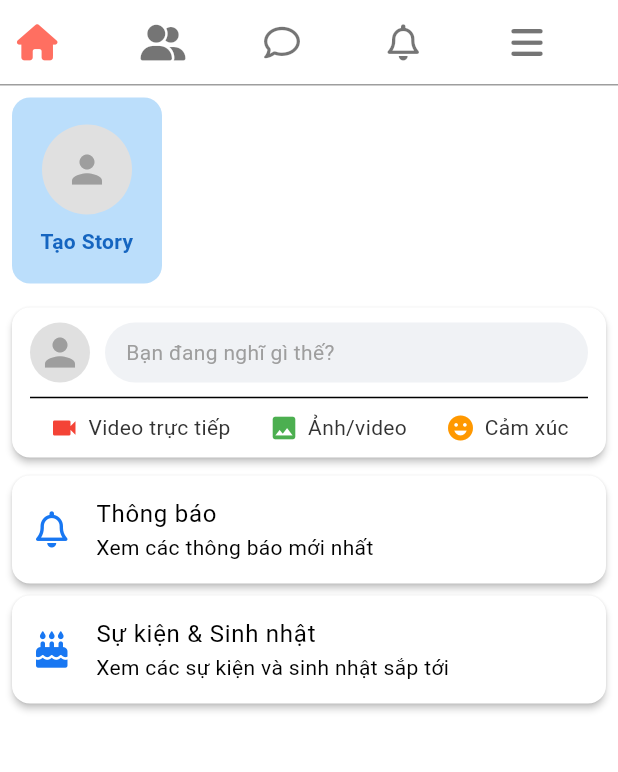
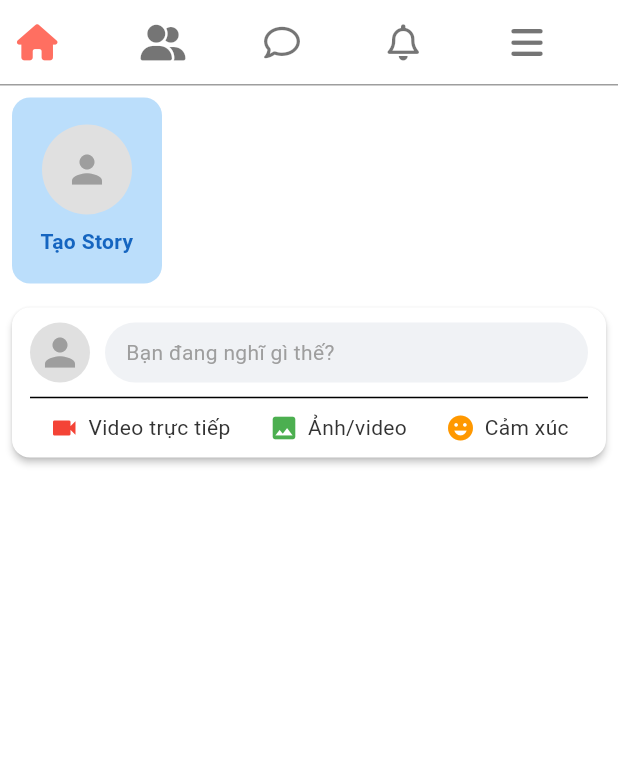
Before and after one commit to trantranloc/flutter-facebook-clone, a Flutter app: the AdminDashboardScreen screen opened by its route, after a tap on "Tổng người dùng", after a tap on "Home", on a phone screen of 412 x 824 dp, the part 84-856 px from its top. Run offline on Flutter 3.47's test engine with Material 3 defaults, Android fonts, the phone set to English and light mode, and no system bars; drawn by our look-alikes of cached_network_image; our stand-ins replace cloud_firestore, firebase_auth, firebase_core, fl_chart, font_awesome_flutter, go_router and 4 more; missing offline and left inert: agora_rtc_engine, android_alarm_manager_plus, cloudinary_public, mailer; accounts and stored records are empty; network calls fail.

Commit message:
update code

```diff
--- a/lib/admin/screens/admin_dashboard_screen.dart
+++ b/lib/admin/screens/admin_dashboard_screen.dart
@@ -415,7 +415,7 @@ class _AdminDashboardScreenState extends State<AdminDashboardScreen>
               ),
               const SizedBox(width: 12),
               const Text(
-                'Phân bố trạng thái người dùng',
+                'Phân bố trạng thái',
                 style: TextStyle(fontSize: 18, fontWeight: FontWeight.bold),
               ),
             ],
--- a/lib/client/screens/home_screen.dart
+++ b/lib/client/screens/home_screen.dart
@@ -1,14 +1,11 @@
 import 'dart:io';
 import 'package:flutter/material.dart';
 import 'package:cloud_firestore/cloud_firestore.dart';
-import 'package:font_awesome_flutter/font_awesome_flutter.dart';
 import 'package:cached_network_image/cached_network_image.dart';
 import 'package:provider/provider.dart';
 import 'create_post_screen.dart';
 import 'create_story_screen.dart';
 import 'story_view_screen.dart';
-import 'event_and_birthday_screen.dart';
-import 'notification_screen.dart';
 import '../../widgets/post_card.dart';
 import '../../models/Story.dart';
 import '../../models/Post.dart';
@@ -53,7 +50,6 @@ class _HomeScreenState extends State<HomeScreen> {
       }
     });
   }
-
 
   Future<List<String>> fetchFriendIds(String currentUserId) async {
     final friendSnap1 =
@@ -406,48 +402,6 @@ class _HomeScreenState extends State<HomeScreen> {
             ),
           ),
 
-          // Notifications
-          Card(
-            margin: const EdgeInsets.symmetric(horizontal: 8, vertical: 4),
-            elevation: 2,
-            child: ListTile(
-              leading: const FaIcon(
-                FontAwesomeIcons.bell,
-                color: Color(0xFF1877F2),
-              ),
-              title: const Text('Thông báo'),
-              subtitle: const Text('Xem các thông báo mới nhất'),
-              onTap: () {
-                Navigator.push(
-                  context,
-                  MaterialPageRoute(builder: (_) => const NotificationScreen()),
-                );
-              },
-            ),
-          ),
-
-          // Events
-          Card(
-            margin: const EdgeInsets.symmetric(horizontal: 8, vertical: 4),
-            elevation: 2,
-            child: ListTile(
-              leading: const FaIcon(
-                FontAwesomeIcons.cakeCandles,
-                color: Color(0xFF1877F2),
-              ),
-              title: const Text('Sự kiện & Sinh nhật'),
-              subtitle: const Text('Xem các sự kiện và sinh nhật sắp tới'),
-              onTap: () {
-                Navigator.push(
-                  context,
-                  MaterialPageRoute(
-                    builder: (_) => const EventAndBirthdayScreen(),
-                  ),
-                );
-              },
-            ),
-          ),
-
           // Posts from Firestore
           ...posts.map(
             (post) => PostCard(
```
